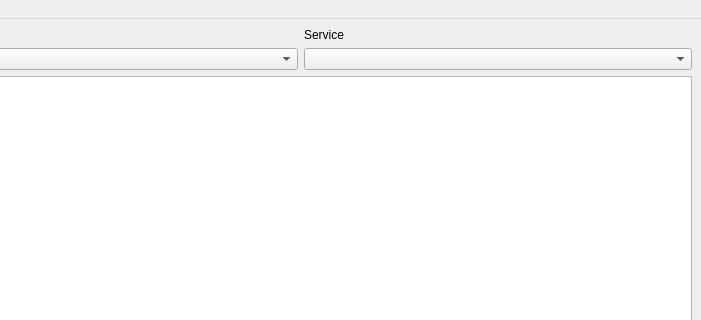
Old version of the form Gems/GenAIFramework/Code/Source/UI/AIAssistantWidget.ui in the repository RobotecAI/o3de-genai-gems; both pictures show x 99 to 800 and y 0 to 320 of the 800 by 600 pixel window.
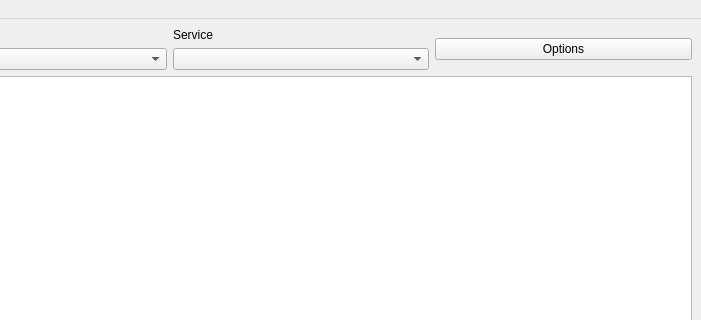
New version of the form.

Commit message: Add a button to change options

What changed in the file:
```diff
--- a/Gems/GenAIFramework/Code/Source/UI/AIAssistantWidget.ui
+++ b/Gems/GenAIFramework/Code/Source/UI/AIAssistantWidget.ui
@@ -45,6 +45,13 @@
                                 </item>
                             </layout>
                         </item>
+      <item>
+       <widget class="QPushButton" name="OptionsBtn">
+        <property name="text">
+         <string>Options</string>
+        </property>
+       </widget>
+      </item>
                     </layout>
                 </item>
                 <item>
```
Left out of the diff: 2 changed lines with no effect on the pictures. Lines whose indentation alone changed are shown as unchanged. The commit also changes 2 other files.
